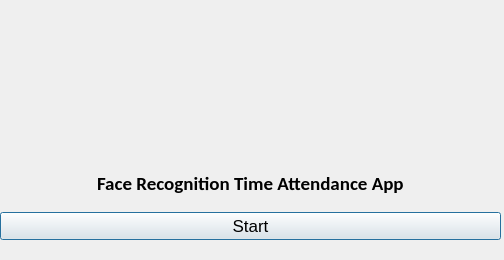
Before: the Qt Designer form mainwindow.ui in leonpack/face_recognition_tech_demo, drawn with Qt 5.
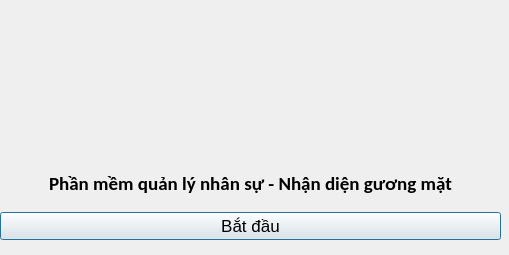
After: the same form once the commit is applied. Icons and pictures are not drawn.

```diff
--- a/mainwindow.ui
+++ b/mainwindow.ui
@@ -6,8 +6,8 @@
    <rect>
     <x>0</x>
     <y>0</y>
-    <width>504</width>
-    <height>260</height>
+    <width>509</width>
+    <height>255</height>
    </rect>
   </property>
   <property name="maximumSize">
@@ -62,7 +62,7 @@
          </font>
         </property>
         <property name="text">
-         <string>Face Recognition Time Attendance App</string>
+         <string>Phần mềm quản lý nhân sự - Nhận diện gương mặt</string>
         </property>
        </widget>
       </item>
@@ -77,7 +77,7 @@
        </font>
       </property>
       <property name="text">
-       <string>Start</string>
+       <string>Bắt đầu</string>
       </property>
      </widget>
     </item>
```
Left out of the diff: 6 changed lines with no effect on the pictures.
